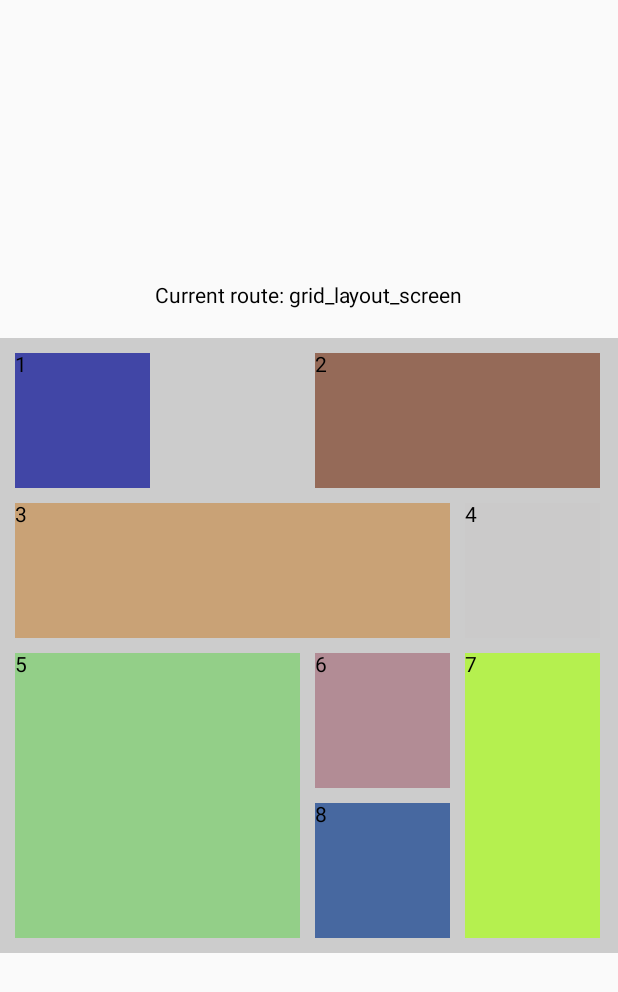
After one commit to dmitrym89/Navigation, an Android app built with Jetpack Compose: the GridLayoutScreen screen opened through its navigation route, on a phone screen of 412 x 824 dp. The commit adds this screen. Shown: the top 992 px of the screen. Run offline under Robolectric (Android 15) with nearby library versions, the phone set to English and light mode, and no system bars.

Commit message:
add GridLayout

```diff
--- a/app/build.gradle
+++ b/app/build.gradle
@@ -31,11 +31,11 @@ android {
 
     buildTypes {
         debug {
-            minifyEnabled true
+            minifyEnabled false
             proguardFiles getDefaultProguardFile('proguard-android-optimize.txt'), 'proguard-rules.pro'
         }
         release {
-            minifyEnabled false
+            minifyEnabled true
             proguardFiles getDefaultProguardFile('proguard-android-optimize.txt'), 'proguard-rules.pro'
             signingConfig signingConfigs.release
         }
--- a/app/src/main/java/dmitrij/mysenko/navigation/screens/Screen.kt
+++ b/app/src/main/java/dmitrij/mysenko/navigation/screens/Screen.kt
@@ -64,6 +64,7 @@ sealed class Screen(val route: String){
 
     object OtherScreen: Screen("other_screen")
     object WallpaperScreen: Screen("wallpaper_screen")
+    object GridLayoutScreen: Screen("grid_layout_screen")
 
     object AfterMainScreen: Screen("after_main_screen")
 
--- a/app/src/main/java/dmitrij/mysenko/navigation/screens/aftermain/AfterMainScreen.kt
+++ b/app/src/main/java/dmitrij/mysenko/navigation/screens/aftermain/AfterMainScreen.kt
@@ -1,10 +1,11 @@
 package dmitrij.mysenko.navigation.screens.aftermain
 
 import android.util.Log
-import androidx.compose.foundation.background
-import androidx.compose.foundation.clickable
+import androidx.compose.animation.core.*
+import androidx.compose.foundation.*
 import androidx.compose.foundation.layout.*
 import androidx.compose.foundation.lazy.LazyColumn
+import androidx.compose.foundation.lazy.rememberLazyListState
 import androidx.compose.foundation.shape.RoundedCornerShape
 import androidx.compose.material.*
 import androidx.compose.material.icons.Icons
@@ -14,7 +15,14 @@ import androidx.compose.runtime.saveable.rememberSaveable
 import androidx.compose.ui.Alignment
 import androidx.compose.ui.Modifier
 import androidx.compose.ui.draw.clip
-import androidx.compose.ui.graphics.Color
+import androidx.compose.ui.geometry.CornerRadius
+import androidx.compose.ui.geometry.Offset
+import androidx.compose.ui.geometry.Size
+import androidx.compose.ui.geometry.center
+import androidx.compose.ui.graphics.*
+import androidx.compose.ui.graphics.drawscope.Stroke
+import androidx.compose.ui.graphics.drawscope.rotate
+import androidx.compose.ui.modifier.modifierLocalConsumer
 import androidx.compose.ui.text.PlatformTextStyle
 import androidx.compose.ui.text.TextStyle
 import androidx.compose.ui.text.font.FontWeight
@@ -38,7 +46,7 @@ fun AfterMainScreen(navController: NavController) {
         Spacer(modifier = Modifier.height(20.dp))
         Button(
             onClick = {
-                navController.navigate(Screen.TabsScreen.route){popUpTo(Screen.MainScreen.route)}
+                navController.navigate(Screen.TabsScreen.route) { popUpTo(Screen.MainScreen.route) }
                 navController.navigate(Screen.CustomTabsScreen.route)
             },
             modifier = Modifier.fillMaxWidth(0.8f)
@@ -46,13 +54,73 @@ fun AfterMainScreen(navController: NavController) {
             Text(text = "Back to MainScreen and forward to CustomTabScreen")
         }
 
-        val list = listOf("aaa", "bbb", "ccc")
-        var selected by rememberSaveable {
-            mutableStateOf(list[0])
+        Spacer(modifier = Modifier.height(50.dp))
+
+        val list = mutableListOf<MyItem>()
+        repeat(15) { i ->
+            list.add(MyItem(i, "item$i"))
         }
-        Spacer(modifier = Modifier.height(100.dp))
-        DropDownList(valuesList = list, valueToSelect = selected, selectedValue = {selected = it})
+        MyGrid(
+            list = list,
+            modifier = Modifier
+                .fillMaxWidth()
+                .height(200.dp)
+                .background(color = Color.Blue)
+        )
 
+    }
+}
+
+private data class MyItem(
+    val id: Int,
+    val stroke: String
+)
+
+@Composable
+private fun RowScope.SingleItem(item: MyItem) {
+    Text(
+        text = item.stroke,
+        modifier = Modifier
+            .padding(5.dp)
+            .weight(1f)
+            .background(color = Color.LightGray)
+            .padding(10.dp)
+    )
+}
+
+@Composable
+private fun TwoItems(item1: MyItem, item2: MyItem?) {
+    Row(modifier = Modifier.fillMaxWidth()) {
+        SingleItem(item = item1)
+        if (item2 == null) {
+            Spacer(modifier = Modifier.weight(1f))
+        } else {
+            SingleItem(item = item2)
+        }
+    }
+}
+
+@Composable
+private fun MyGrid(
+    list: List<MyItem>,
+    modifier: Modifier = Modifier
+) {
+    val scrollState = rememberScrollState()
+    Column(
+        modifier = modifier
+            .padding(5.dp)
+            .verticalScroll(scrollState)
+    ) {
+        repeat((list.size + 1) / 2) { lineNumber ->
+            TwoItems(
+                item1 = list[lineNumber * 2],
+                item2 = if (list.size != lineNumber * 2 + 1) {
+                    list[lineNumber * 2 + 1]
+                } else {
+                    null
+                }
+            )
+        }
     }
 }
 
--- a/app/src/main/java/dmitrij/mysenko/navigation/screens/main/other/Navigation.kt
+++ b/app/src/main/java/dmitrij/mysenko/navigation/screens/main/other/Navigation.kt
@@ -4,6 +4,7 @@ import androidx.navigation.*
 import androidx.navigation.compose.composable
 import dmitrij.mysenko.navigation.navigation.NestedGraph
 import dmitrij.mysenko.navigation.screens.Screen
+import dmitrij.mysenko.navigation.screens.main.other.grid.GridLayoutScreen
 
 fun NavGraphBuilder.otherGraph(navController: NavController) {
     navigation(
@@ -16,5 +17,8 @@ fun NavGraphBuilder.otherGraph(navController: NavController) {
         composable(route = Screen.WallpaperScreen.route){
             WallpaperScreen(navController = navController)
         }
+        composable(route = Screen.GridLayoutScreen.route){
+            GridLayoutScreen(navController = navController)
+        }
     }
 }
--- a/app/src/main/java/dmitrij/mysenko/navigation/screens/main/other/OtherScreen.kt
+++ b/app/src/main/java/dmitrij/mysenko/navigation/screens/main/other/OtherScreen.kt
@@ -28,5 +28,14 @@ fun OtherScreen(navController: NavController){
         ) {
             Text(text = "Wallpaper")
         }
+        Spacer(modifier = Modifier.height(20.dp))
+        Button(
+            onClick = {
+                navController.navigate(Screen.GridLayoutScreen.route)
+            },
+            modifier = Modifier.fillMaxWidth(0.8f)
+        ) {
+            Text(text = "GridLayout")
+        }
     }
 }
--- /dev/null
+++ b/app/src/main/java/dmitrij/mysenko/navigation/screens/main/other/grid/GridLayout.kt
@@ -0,0 +1,155 @@
+package dmitrij.mysenko.navigation.screens.main.other.grid
+
+import androidx.compose.foundation.layout.LayoutScopeMarker
+import androidx.compose.runtime.Composable
+import androidx.compose.runtime.Immutable
+import androidx.compose.runtime.Stable
+import androidx.compose.ui.Modifier
+import androidx.compose.ui.layout.*
+import androidx.compose.ui.platform.LocalDensity
+import androidx.compose.ui.unit.Constraints
+import androidx.compose.ui.unit.Density
+import androidx.compose.ui.unit.Dp
+
+@Composable
+fun GridLayout(
+    modifier: Modifier = Modifier,
+    columnCount: Int,
+    space: Dp,
+    content: @Composable GridScope.() -> Unit
+) {
+    val occupiedCell = mutableSetOf<Int>()
+    var lastCell = 0
+    val density = LocalDensity.current.density
+    Layout(
+        content = { GridScopeInstance.content() },
+        modifier = modifier,
+    ) { measurables, constraints ->
+        val cellSize =
+            ((constraints.maxWidth - space.value * density * (columnCount - 1)) / columnCount).toInt()
+        val spaceSize = (space.value * density).toInt()
+
+        val itemDataList = measurables.map { it.parentData as? GridItemData }
+        val placeables = measurables.mapIndexed { index, measurable ->
+            val itemData = itemDataList[index]
+            val width = if (itemData != null && itemData.fill) {
+                itemData.countColumn * cellSize + (itemData.countColumn - 1) * spaceSize
+            } else {
+                cellSize
+            }
+            val height = if (itemData != null && itemData.fill) {
+                itemData.countRow * cellSize + (itemData.countRow - 1) * spaceSize
+            } else {
+                cellSize
+            }
+            val constr = Constraints(width, width, height, height)
+            measurable.measure(constr)
+        }
+
+        val items = mutableListOf<ItemForPlace>()
+        for (i in placeables.indices) {
+            lastCell = findNextFreeCell(occupiedCell, lastCell)
+            occupiedCell.add(lastCell)
+            val itemData = itemDataList[i]
+            if (itemData != null) {
+                if (itemData.countColumn > 1 && itemData.countRow > 1) {
+                    repeat(itemData.countRow) { y ->
+                        repeat(itemData.countColumn) { x ->
+                            occupiedCell.add(lastCell + y * columnCount + x)
+                        }
+                    }
+                } else {
+                    if (itemData.countColumn > 1) {
+                        repeat(itemData.countColumn) {
+                            occupiedCell.add(lastCell + it)
+                        }
+                    }
+                    if (itemData.countRow > 1) {
+                        repeat(itemData.countRow) {
+                            occupiedCell.add(lastCell + it * columnCount)
+                        }
+                    }
+                }
+            }
+            val row = lastCell / 4
+            val column = lastCell % 4
+            items.add(
+                ItemForPlace(
+                    x = column * (cellSize + spaceSize),
+                    y = row * (cellSize + spaceSize),
+                    placeable = placeables[i]
+                )
+            )
+        }
+        val lines = (occupiedCell.max() + columnCount) / 4
+        val layoutHeight = cellSize * lines + spaceSize * (lines - 1)
+        layout(constraints.maxWidth, layoutHeight) {
+            items.forEach { item ->
+                item.placeable.place(item.x, item.y)
+            }
+        }
+    }
+}
+
+fun findNextFreeCell(occupiedCell: Set<Int>, lastCell: Int): Int {
+    var lc = lastCell
+    while (occupiedCell.contains(lc)) {
+        lc++
+    }
+    return lc
+}
+
+data class ItemForPlace(
+    val x: Int,
+    val y: Int,
+    val placeable: Placeable
+)
+
+@LayoutScopeMarker
+@Immutable
+interface GridScope {
+
+    @Stable
+    fun Modifier.rowSpan(
+        count: Int = 1,
+        fill: Boolean = true
+    ): Modifier
+
+    @Stable
+    fun Modifier.columnSpan(
+        count: Int = 1,
+        fill: Boolean = true
+    ): Modifier
+}
+
+object GridScopeInstance : GridScope {
+
+    @Stable
+    override fun Modifier.rowSpan(count: Int, fill: Boolean): Modifier {
+        return this.then(GridItemData(countRow = count, fill = fill))
+    }
+
+    @Stable
+    override fun Modifier.columnSpan(count: Int, fill: Boolean): Modifier {
+        return this.then(GridItemData(countColumn = count, fill = fill))
+    }
+}
+
+data class GridItemData(
+    val countColumn: Int = 1,
+    val countRow: Int = 1,
+    val fill: Boolean,
+) : ParentDataModifier {
+    override fun Density.modifyParentData(parentData: Any?): GridItemData {
+        val data = parentData as? GridItemData
+        if (data == null) {
+            return this@GridItemData
+        } else {
+            return GridItemData(
+                maxOf(countColumn, data.countColumn),
+                maxOf(countRow, data.countRow),
+                fill || data.fill
+            )
+        }
+    }
+}
--- /dev/null
+++ b/app/src/main/java/dmitrij/mysenko/navigation/screens/main/other/grid/GridLayoutScreen.kt
@@ -0,0 +1,89 @@
+package dmitrij.mysenko.navigation.screens.main.other.grid
+
+
+import androidx.compose.foundation.background
+import androidx.compose.foundation.layout.*
+import androidx.compose.material.Text
+import androidx.compose.runtime.Composable
+import androidx.compose.ui.Alignment
+import androidx.compose.ui.Modifier
+import androidx.compose.ui.graphics.Color
+import androidx.compose.ui.unit.dp
+import androidx.navigation.NavController
+import dmitrij.mysenko.navigation.shared.CurrentRoute
+import kotlin.random.Random
+
+@Composable
+fun GridLayoutScreen(navController: NavController) {
+    Column(
+        verticalArrangement = Arrangement.Center,
+        horizontalAlignment = Alignment.CenterHorizontally,
+        modifier = Modifier.fillMaxSize()
+    ) {
+        CurrentRoute(navController = navController)
+        Spacer(modifier = Modifier.height(20.dp))
+        GridLayout(
+            columnCount = 4,
+            space = 10.dp,
+            modifier = Modifier
+                .fillMaxWidth()
+                .background(Color.LightGray)
+                .padding(10.dp)
+        ) {
+            Text(
+                text = "1",
+                modifier = Modifier
+                    .fillMaxSize()
+                    .columnSpan(2, fill = false)
+                    .background(color = Color(Random.nextInt()))
+            )
+            Text(
+                text = "2",
+                modifier = Modifier
+                    .fillMaxSize()
+                    .columnSpan(2)
+                    .background(color = Color(Random.nextInt()))
+            )
+            Text(
+                text = "3",
+                modifier = Modifier
+                    .fillMaxSize()
+                    .columnSpan(3)
+                    .background(color = Color(Random.nextInt()))
+            )
+            Text(
+                text = "4",
+                modifier = Modifier
+                    .fillMaxSize()
+                    .background(color = Color(Random.nextInt()))
+            )
+            Text(
+                text = "5",
+                modifier = Modifier
+                    .fillMaxSize()
+                    .rowSpan(2)
+                    .columnSpan(2)
+                    .background(color = Color(Random.nextInt()))
+            )
+            Text(
+                text = "6",
+                modifier = Modifier
+                    .fillMaxSize()
+                    .background(color = Color(Random.nextInt()))
+            )
+            Text(
+                text = "7",
+                modifier = Modifier
+                    .fillMaxSize()
+                    .rowSpan(2)
+                    .background(color = Color(Random.nextInt()))
+            )
+            Text(
+                text = "8",
+                modifier = Modifier
+                    .fillMaxSize()
+                    .background(color = Color(Random.nextInt()))
+            )
+        }
+    }
+}
```
